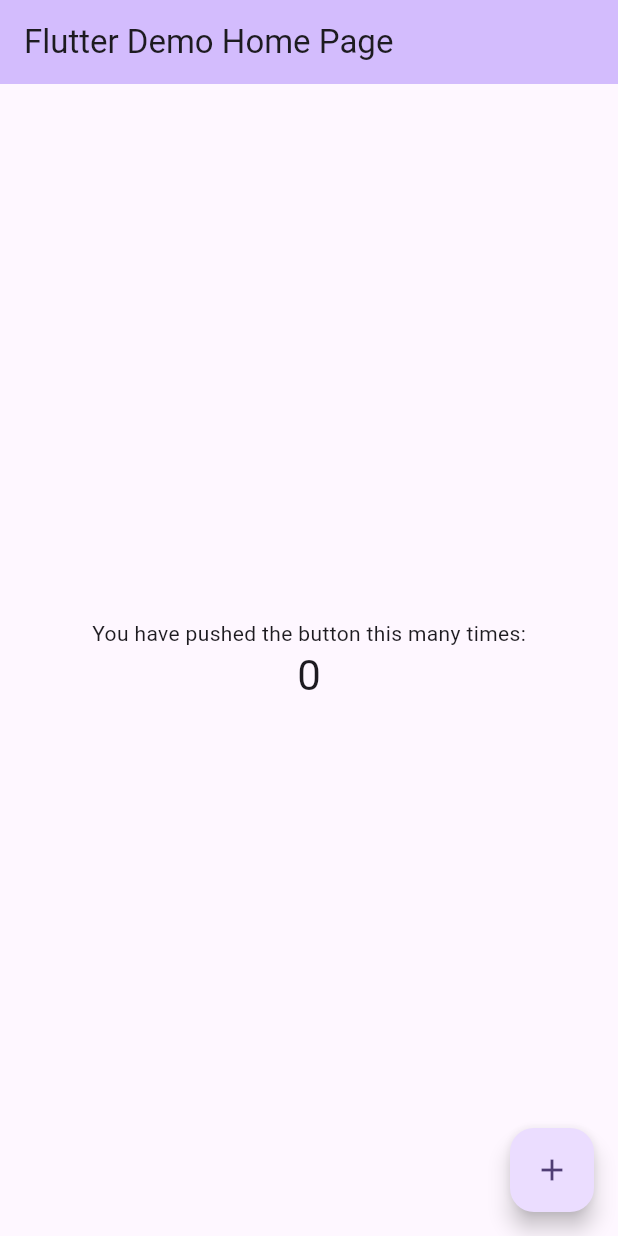
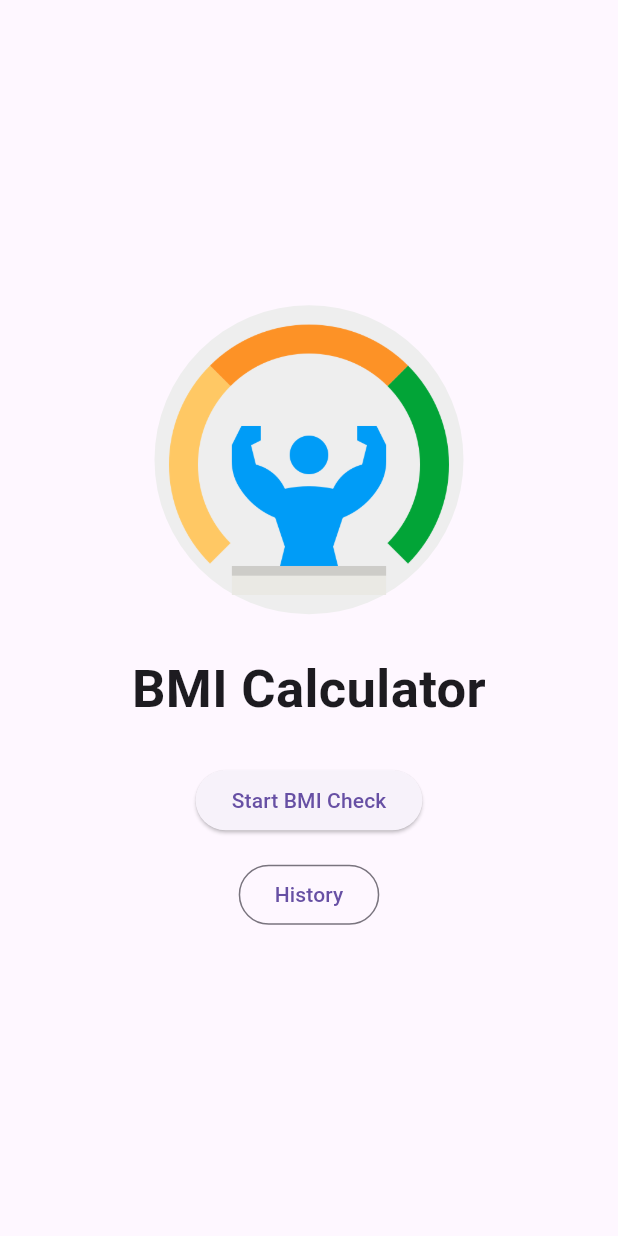
Before and after one commit to ChristiantoKape/submission_fit_calculator, a Flutter app: the screen it shows after launch, on a phone screen of 412 x 824 dp. Run offline on Flutter 3.47's test engine with Material 3 defaults, Android fonts, the phone set to English and light mode, and no system bars.

Commit message:
feat: [KP] adding welcome screen and calculator screen

```diff
--- a/lib/main.dart
+++ b/lib/main.dart
@@ -1,4 +1,5 @@
 import 'package:flutter/material.dart';
+import 'package:fitcalc/welcome_screen.dart';
 
 void main() {
   runApp(const MyApp());
@@ -7,119 +8,12 @@
 class MyApp extends StatelessWidget {
   const MyApp({super.key});
 
-  // This widget is the root of your application.
   @override
   Widget build(BuildContext context) {
     return MaterialApp(
       title: 'Flutter Demo',
-      theme: ThemeData(
-        // This is the theme of your application.
-        //
-        // TRY THIS: Try running your application with "flutter run". You'll see
-        // the application has a purple toolbar. Then, without quitting the app,
-        // try changing the seedColor in the colorScheme below to Colors.green
-        // and then invoke "hot reload" (save your changes or press the "hot
-        // reload" button in a Flutter-supported IDE, or press "r" if you used
-        // the command line to start the app).
-        //
-        // Notice that the counter didn't reset back to zero; the application
-        // state is not lost during the reload. To reset the state, use hot
-        // restart instead.
-        //
-        // This works for code too, not just values: Most code changes can be
-        // tested with just a hot reload.
-        colorScheme: ColorScheme.fromSeed(seedColor: Colors.deepPurple),
-        useMaterial3: true,
-      ),
-      home: const MyHomePage(title: 'Flutter Demo Home Page'),
+      theme: ThemeData(),
+      home: const WelcomeScreen(),
     );
   }
 }
-
-class MyHomePage extends StatefulWidget {
-  const MyHomePage({super.key, required this.title});
-
-  // This widget is the home page of your application. It is stateful, meaning
-  // that it has a State object (defined below) that contains fields that affect
-  // how it looks.
-
-  // This class is the configuration for the state. It holds the values (in this
-  // case the title) provided by the parent (in this case the App widget) and
-  // used by the build method of the State. Fields in a Widget subclass are
-  // always marked "final".
-
-  final String title;
-
-  @override
-  State<MyHomePage> createState() => _MyHomePageState();
-}
-
-class _MyHomePageState extends State<MyHomePage> {
-  int _counter = 0;
-
-  void _incrementCounter() {
-    setState(() {
-      // This call to setState tells the Flutter framework that something has
-      // changed in this State, which causes it to rerun the build method below
-      // so that the display can reflect the updated values. If we changed
-      // _counter without calling setState(), then the build method would not be
-      // called again, and so nothing would appear to happen.
-      _counter++;
-    });
-  }
-
-  @override
-  Widget build(BuildContext context) {
-    // This method is rerun every time setState is called, for instance as done
-    // by the _incrementCounter method above.
-    //
-    // The Flutter framework has been optimized to make rerunning build methods
-    // fast, so that you can just rebuild anything that needs updating rather
-    // than having to individually change instances of widgets.
-    return Scaffold(
-      appBar: AppBar(
-        // TRY THIS: Try changing the color here to a specific color (to
-        // Colors.amber, perhaps?) and trigger a hot reload to see the AppBar
-        // change color while the other colors stay the same.
-        backgroundColor: Theme.of(context).colorScheme.inversePrimary,
-        // Here we take the value from the MyHomePage object that was created by
-        // the App.build method, and use it to set our appbar title.
-        title: Text(widget.title),
-      ),
-      body: Center(
-        // Center is a layout widget. It takes a single child and positions it
-        // in the middle of the parent.
-        child: Column(
-          // Column is also a layout widget. It takes a list of children and
-          // arranges them vertically. By default, it sizes itself to fit its
-          // children horizontally, and tries to be as tall as its parent.
-          //
-          // Column has various properties to control how it sizes itself and
-          // how it positions its children. Here we use mainAxisAlignment to
-          // center the children vertically; the main axis here is the vertical
-          // axis because Columns are vertical (the cross axis would be
-          // horizontal).
-          //
-          // TRY THIS: Invoke "debug painting" (choose the "Toggle Debug Paint"
-          // action in the IDE, or press "p" in the console), to see the
-          // wireframe for each widget.
-          mainAxisAlignment: MainAxisAlignment.center,
-          children: <Widget>[
-            const Text(
-              'You have pushed the button this many times:',
-            ),
-            Text(
-              '$_counter',
-              style: Theme.of(context).textTheme.headlineMedium,
-            ),
-          ],
-        ),
-      ),
-      floatingActionButton: FloatingActionButton(
-        onPressed: _incrementCounter,
-        tooltip: 'Increment',
-        child: const Icon(Icons.add),
-      ), // This trailing comma makes auto-formatting nicer for build methods.
-    );
-  }
-}
--- /dev/null
+++ b/lib/welcome_screen.dart
@@ -0,0 +1,63 @@
+import 'package:flutter/material.dart';
+import 'package:fitcalc/calculator_screen.dart';
+
+class WelcomeScreen extends StatelessWidget {
+  const WelcomeScreen({super.key});
+
+  @override
+  Widget build(BuildContext context) {
+    return Scaffold(
+      body: SafeArea(
+        child: Center(
+          child: Column(
+            mainAxisAlignment: MainAxisAlignment.center,
+            crossAxisAlignment: CrossAxisAlignment.center,
+            children: [
+              Container(
+                width: MediaQuery.of(context).size.width * 0.5,
+                height: MediaQuery.of(context).size.width * 0.5,
+                decoration: BoxDecoration(
+                  shape: BoxShape.circle,
+                  color: Colors.grey.shade200,
+                ),
+                child: Image.asset('images/bmi.png'),
+              ),
+              Container(
+                margin: const EdgeInsets.only(top: 25.0),
+                child: Text(
+                  'BMI Calculator',
+                  textAlign: TextAlign.center,
+                  style: const TextStyle(
+                    fontSize: 35.0,
+                    fontWeight: FontWeight.bold,
+                  ),
+                ),
+              ),
+              Container(
+                margin: const EdgeInsets.only(top: 25.0),
+                child: ElevatedButton(
+                  onPressed: () {
+                    Navigator.push(
+                      context,
+                      MaterialPageRoute(
+                        builder: (context) => const CalculatorScreen(),
+                      ),
+                    );
+                  },
+                  child: Text('Start BMI Check'),
+                ),
+              ),
+              Container(
+                margin: const EdgeInsets.only(top: 15.0),
+                child: OutlinedButton(
+                  onPressed: () {},
+                  child: Text('History'),
+                ),
+              ),
+            ],
+          ),
+        ),
+      ),
+    );
+  }
+}
--- a/pubspec.yaml
+++ b/pubspec.yaml
@@ -56,6 +56,8 @@ flutter:
   # included with your application, so that you can use the icons in
   # the material Icons class.
   uses-material-design: true
+  assets:
+    - images/
 
   # To add assets to your application, add an assets section, like this:
   # assets:
```
Also changed, not shown: lib/calculator_screen.dart (added, +185 -0 lines), images/bmi.png (added).
